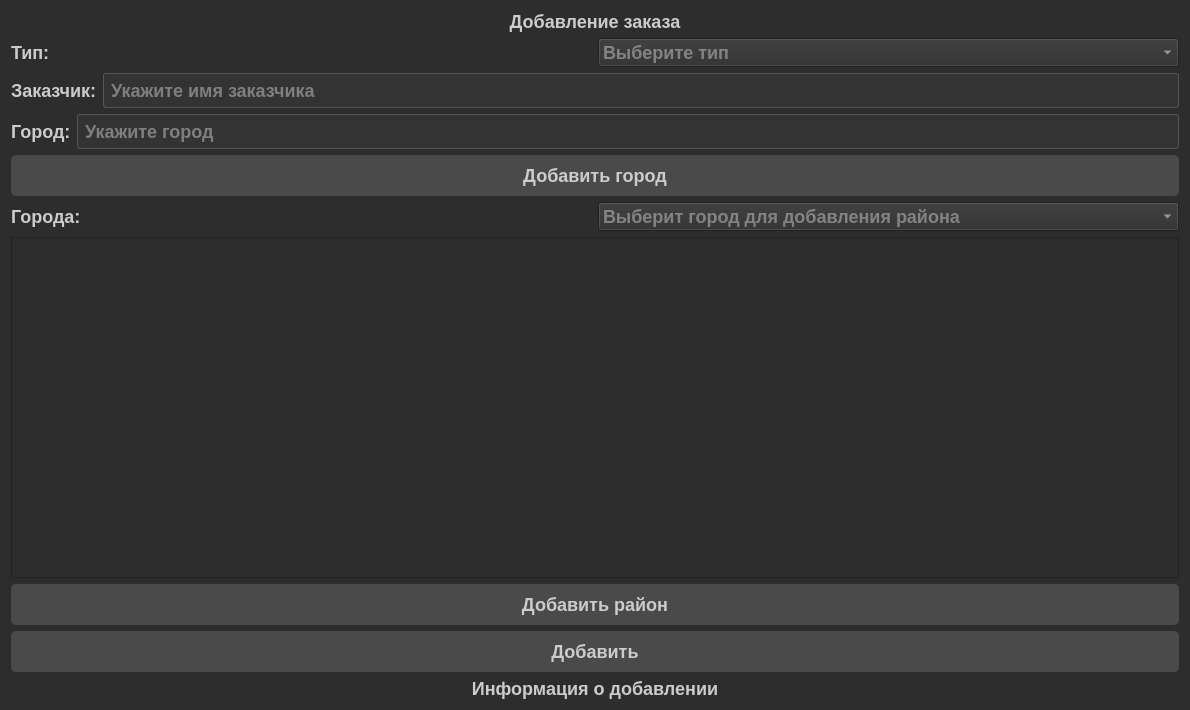
The window that ui/add_order/add_order.ui (c0ral0vii/buhgalter_app) describes before a commit, drawn with Qt 5.
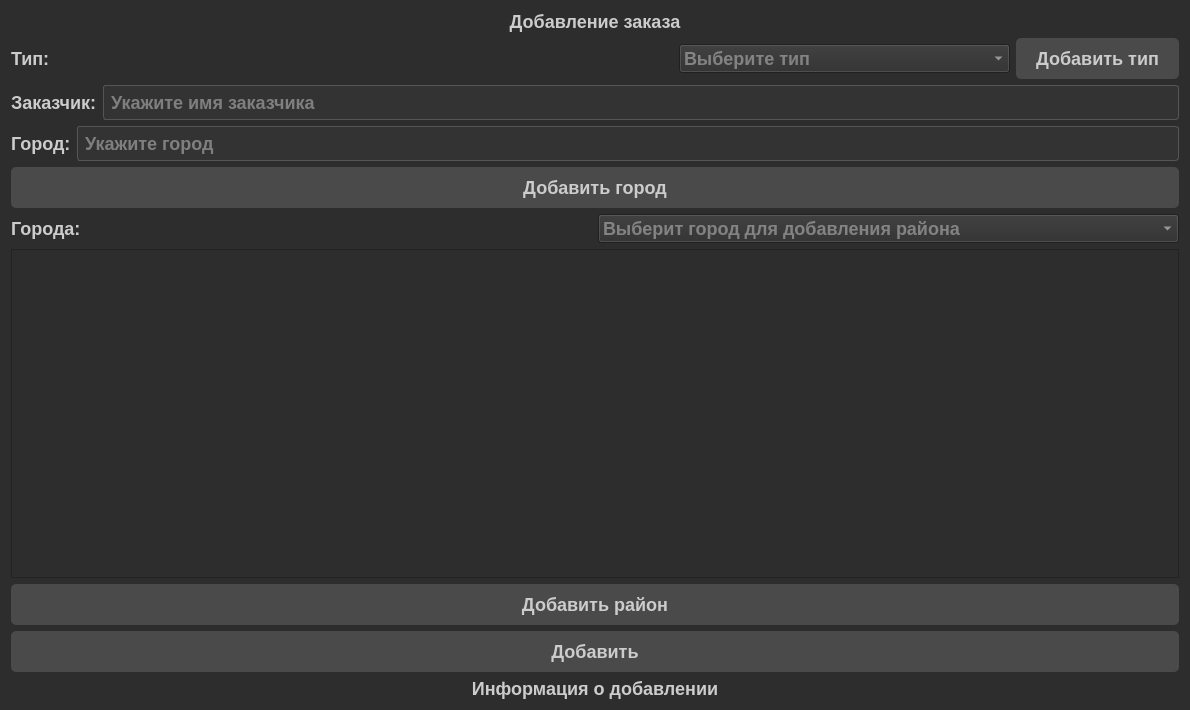
The same window after the commit.

```diff
--- a/ui/add_order/add_order.ui
+++ b/ui/add_order/add_order.ui
@@ -138,7 +138,7 @@
     </widget>
    </item>
    <item>
-    <layout class="QHBoxLayout" name="horizontalLayout">
+    <layout class="QHBoxLayout" name="horizontalLayout" stretch="2,1,0">
      <item>
       <widget class="QLabel" name="label_2">
        <property name="text">
@@ -179,6 +179,13 @@
        </item>
       </widget>
      </item>
+     <item>
+      <widget class="QPushButton" name="add_type_pushButton">
+       <property name="text">
+        <string>Добавить тип</string>
+       </property>
+      </widget>
+     </item>
     </layout>
    </item>
    <item>
@@ -262,7 +269,7 @@
         <x>0</x>
         <y>0</y>
         <width>1170</width>
-        <height>337</height>
+        <height>325</height>
        </rect>
       </property>
       <layout class="QHBoxLayout" name="horizontalLayout_4">
```
